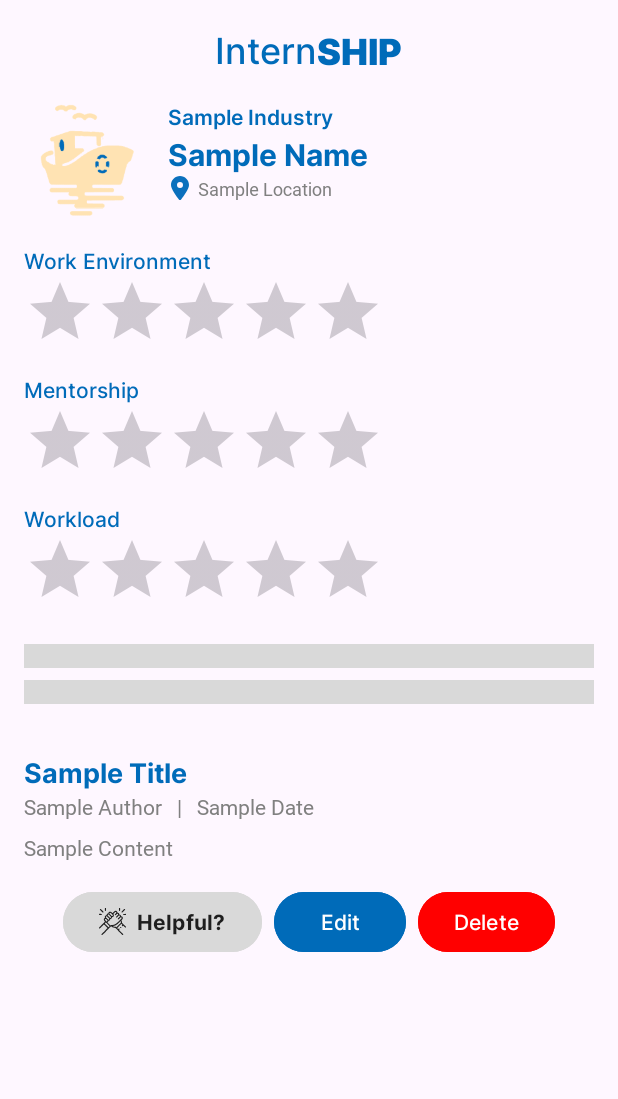
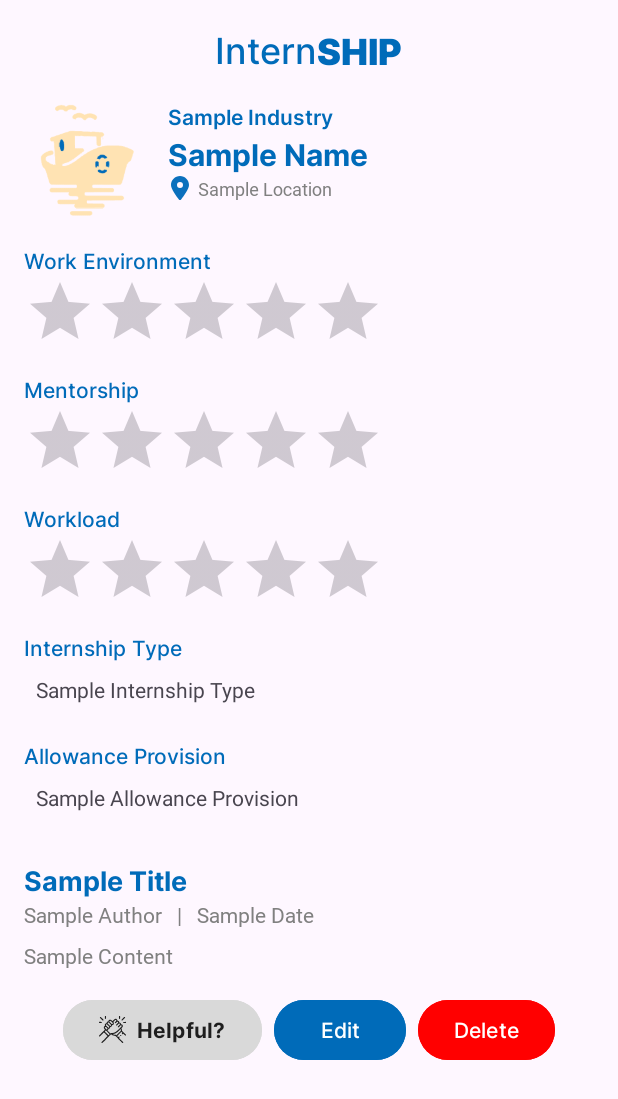
Before and after one commit to angelocguerra/mobdeve-mobileapp, an Android app: the layout activity_review_page.xml on its own in the app's theme, with its tools: preview values and no code run, on a phone screen of 412 x 824 dp. Shown: the top 1099 px of the screen. Run offline under Robolectric (Android 15) with nearby library versions, the phone set to English and light mode, and no system bars; plain views replace SimpleRatingBar.

Commit message:
Fixed Edit Review functionalities

```diff
--- a/app/src/main/res/layout/activity_edit_review.xml
+++ b/app/src/main/res/layout/activity_edit_review.xml
@@ -201,6 +201,7 @@
                 android:layout_height="wrap_content"
                 android:text="Save Changes"
                 android:textColor="@color/white"
+                android:onClick="saveChanges"
                 android:backgroundTint="@color/french_blue"
                 android:layout_marginEnd="8dp" />
 
@@ -209,6 +210,7 @@
                 android:layout_width="wrap_content"
                 android:layout_height="wrap_content"
                 android:text="Discard"
+                android:onClick="discardChanges"
                 android:textColor="@color/grey"
                 android:backgroundTint="@color/light_grey" />
         </LinearLayout>
--- a/app/src/main/res/layout/activity_review_page.xml
+++ b/app/src/main/res/layout/activity_review_page.xml
@@ -166,24 +166,41 @@
                 app:srb_isIndicator="true" />
         </LinearLayout>
 
-        <Spinner
-            android:id="@+id/spnInternshipType"
-            android:layout_width="match_parent"
+        <TextView
+            android:id="@+id/tvInternshipTypeLabel"
+            android:layout_width="wrap_content"
             android:layout_height="wrap_content"
-            android:layout_marginTop="16dp"
+            android:fontFamily="@font/inter_medium"
+            android:text="Internship Type"
+            android:textColor="@color/french_blue"
+            android:textSize="14sp"
+            android:layout_marginTop="8dp" />
+
+        <TextView
+            android:id="@+id/tvInternshipType"
+            android:layout_width="wrap_content"
+            android:layout_height="wrap_content"
             android:layout_marginBottom="8dp"
-            android:background="@color/light_grey"
-            android:padding="8dp"
-            android:prompt="@string/select_internship_type" />
+            android:text="Sample Internship Type"
+            android:padding="8dp" />
 
-        <Spinner
-            android:id="@+id/spnAllowanceProvision"
-            android:layout_width="match_parent"
+        <TextView
+            android:id="@+id/tvAllowanceProvisionLabel"
+            android:layout_width="wrap_content"
             android:layout_height="wrap_content"
-            android:layout_marginBottom="16dp"
-            android:background="@color/light_grey"
-            android:padding="8dp"
-            android:prompt="@string/allowance_provision" />
+            android:fontFamily="@font/inter_medium"
+            android:text="Allowance Provision"
+            android:textColor="@color/french_blue"
+            android:textSize="14sp"
+            android:layout_marginTop="8dp" />
+
+        <TextView
+            android:id="@+id/tvAllowanceProvision"
+            android:layout_width="wrap_content"
+            android:layout_height="wrap_content"
+            android:layout_marginBottom="8dp"
+            android:text="Sample Allowance Provision"
+            android:padding="8dp" />
 
         <!-- Review Content -->
         <TextView
@@ -274,6 +291,7 @@
                 android:text="Edit"
                 android:textColor="@color/white"
                 android:textSize="14sp"
+                android:onClick="editReview"
                 android:fontFamily="@font/inter_medium"
                 android:layout_marginEnd="8dp" />
 
@@ -285,6 +303,7 @@
                 android:text="Delete"
                 android:textColor="@color/white"
                 android:textSize="14sp"
+                android:onClick="deleteReview"
                 android:fontFamily="@font/inter_medium" />
         </LinearLayout>
 
```
Also changed, not shown: app/src/main/java/com/example/mobdevemobileapp/EditReviewActivity.java (+34 -19 lines), app/src/main/java/com/example/mobdevemobileapp/ReviewPageActivity.java (+25 -108 lines).
